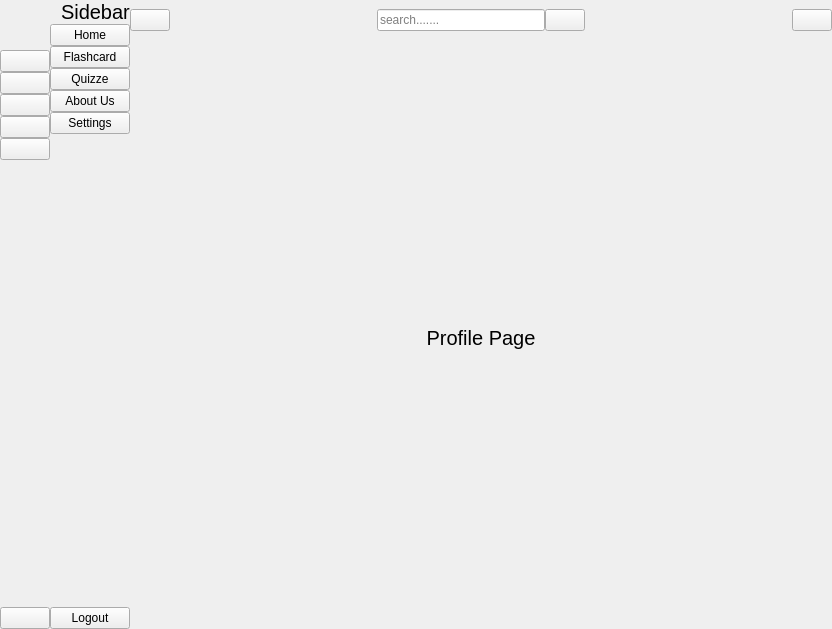
sthamuskan/mindzap, file sidebar.ui: the form before one commit.
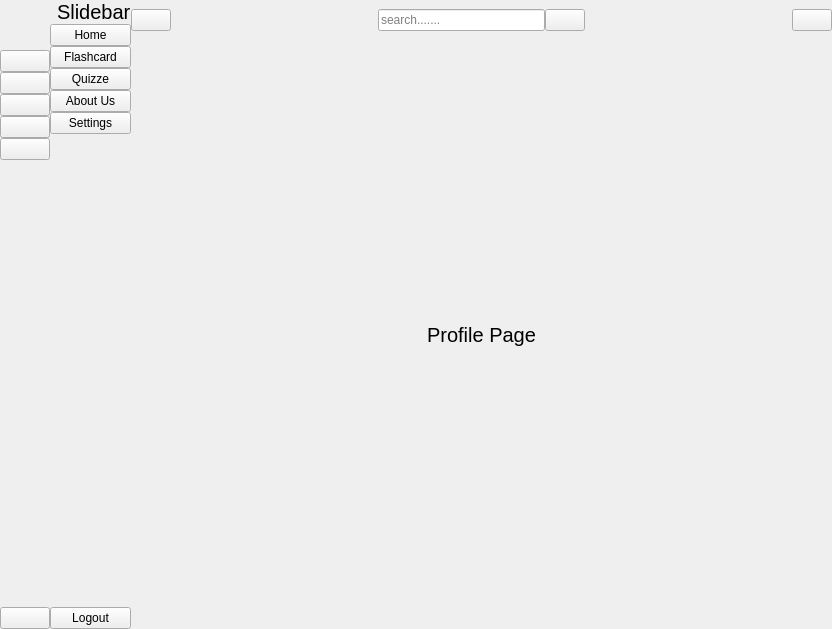
The form after the commit. The open tabs and pages were chosen to show the change. Icons and pictures are not drawn.

Patch:
```diff
--- a/sidebar.ui
+++ b/sidebar.ui
@@ -288,7 +288,7 @@
             </font>
            </property>
            <property name="text">
-            <string>Sidebar</string>
+            <string>Slidebar</string>
            </property>
           </widget>
          </item>
@@ -417,7 +417,10 @@
     </item>
     <item row="0" column="2">
      <widget class="QWidget" name="widget_3" native="true">
-      <layout class="QGridLayout" name="gridLayout_9">
+      <layout class="QVBoxLayout" name="verticalLayout_5">
+       <property name="spacing">
+        <number>0</number>
+       </property>
        <property name="leftMargin">
         <number>0</number>
        </property>
@@ -430,26 +433,14 @@
        <property name="bottomMargin">
         <number>0</number>
        </property>
-       <item row="0" column="0">
+       <item>
         <widget class="QWidget" name="widget" native="true">
-         <property name="sizePolicy">
-          <sizepolicy hsizetype="Preferred" vsizetype="Fixed">
-           <horstretch>0</horstretch>
-           <verstretch>0</verstretch>
-          </sizepolicy>
-         </property>
          <property name="minimumSize">
           <size>
            <width>0</width>
            <height>40</height>
           </size>
          </property>
-         <property name="maximumSize">
-          <size>
-           <width>16777215</width>
-           <height>60</height>
-          </size>
-         </property>
          <layout class="QHBoxLayout" name="horizontalLayout_4">
           <property name="spacing">
            <number>0</number>
@@ -563,7 +554,7 @@
          </layout>
         </widget>
        </item>
-       <item row="1" column="0">
+       <item>
         <widget class="QStackedWidget" name="stackedWidget">
          <property name="currentIndex">
           <number>0</number>
```
Left out of the diff: 74 changed lines with no effect on the pictures.
